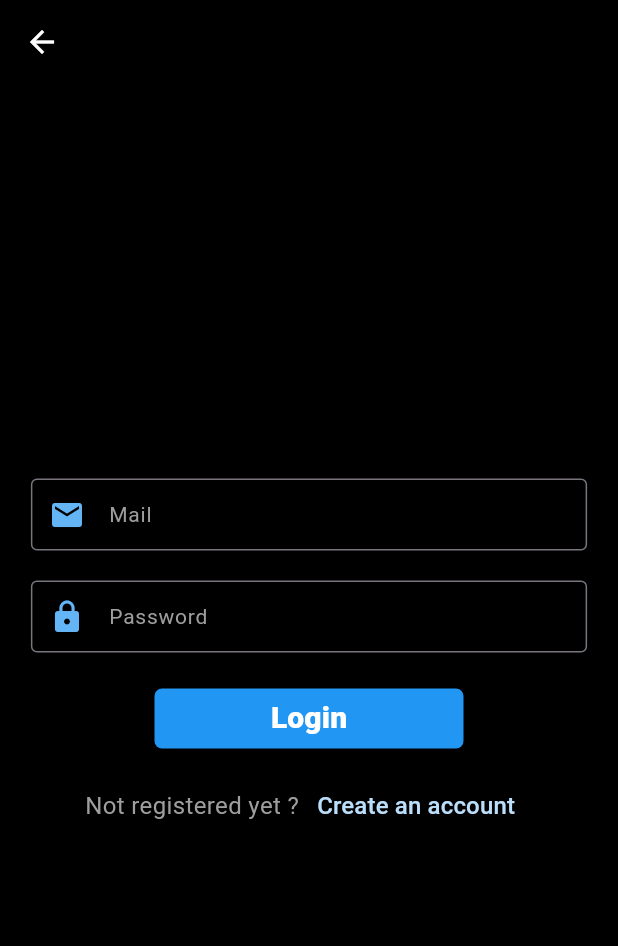
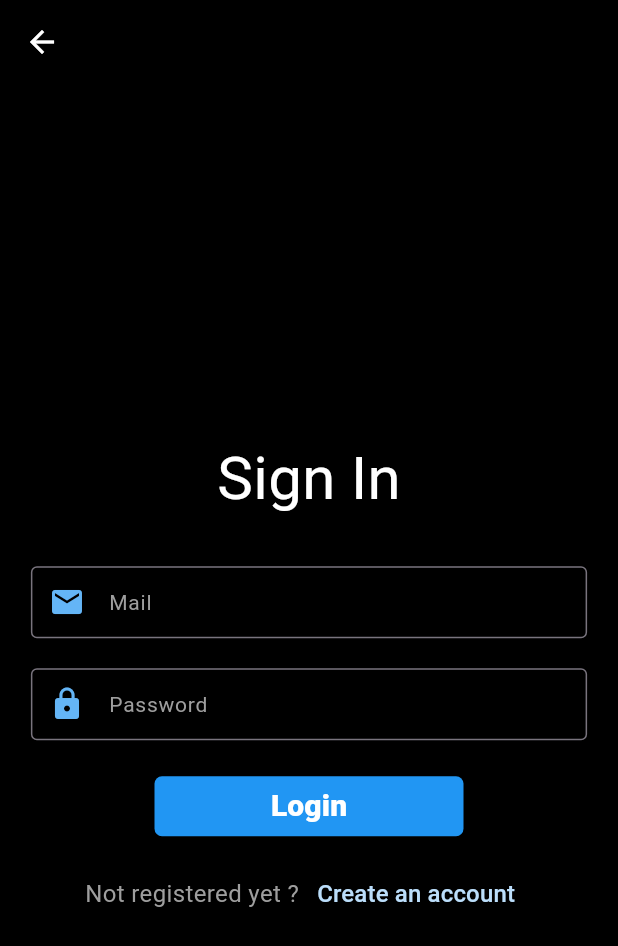
Before and after one commit to NNakreSS/space_voyage, a Flutter app: the screen it shows after launch, after a tap on "Sign In", on a phone screen of 412 x 824 dp. Shown: the top 946 px of the screen. Run offline on Flutter 3.47's test engine with Material 3 defaults, Android fonts, the phone set to English and light mode, and no system bars; our stand-ins replace cached_network_image, cloud_firestore, firebase_auth, firebase_core, flutter_animate, flutter_dotenv and 2 more; missing offline and left inert: flutter_file_downloader, model_viewer_plus; accounts and stored records are empty; network calls fail.

Commit message:
add components for textFormFields

```diff
--- /dev/null
+++ b/lib/components/text_field.dart
@@ -0,0 +1,35 @@
+import 'package:flutter/material.dart';
+
+class CustomTextFormField extends StatelessWidget {
+  final TextEditingController controller;
+  final String labelText;
+  final IconData icon;
+
+  const CustomTextFormField(
+      {Key? key,
+      required this.controller,
+      required this.labelText,
+      required this.icon})
+      : super(key: key);
+
+  @override
+  Widget build(BuildContext context) => TextFormField(
+        style: const TextStyle(color: Colors.white),
+        cursorColor: Colors.grey,
+        controller: controller,
+        decoration: InputDecoration(
+          labelText: labelText,
+          labelStyle: const TextStyle(color: Colors.grey, fontSize: 14),
+          floatingLabelStyle:
+              const TextStyle(color: Colors.white, fontSize: 20),
+          prefixIcon: Icon(
+            icon,
+            color: Colors.blue[300],
+          ),
+          contentPadding: const EdgeInsets.symmetric(horizontal: 10.0),
+          border: const OutlineInputBorder(),
+          focusedBorder: OutlineInputBorder(
+              borderSide: BorderSide(color: Colors.blue[300]!)),
+        ),
+      );
+}
--- a/lib/pages/SignPage/sign_in.dart
+++ b/lib/pages/SignPage/sign_in.dart
@@ -1,4 +1,5 @@
 import 'package:flutter/material.dart';
+import 'package:space_voyage/components/text_field.dart';
 import 'package:space_voyage/pages/SignPage/sign_up.dart';
 import 'package:space_voyage/services/auth_service.dart';
 
@@ -10,12 +11,12 @@ class SignInPage extends StatefulWidget {
 }
 
 class _SignInPageState extends State<SignInPage> {
-  final TextEditingController _usernameController = TextEditingController();
+  final TextEditingController _usermailController = TextEditingController();
   final TextEditingController _passwordController = TextEditingController();
 
   @override
   void dispose() {
-    _usernameController.dispose();
+    _usermailController.dispose();
     _passwordController.dispose();
     super.dispose();
   }
@@ -30,55 +31,28 @@ class _SignInPageState extends State<SignInPage> {
           child: Column(
             mainAxisAlignment: MainAxisAlignment.center,
             children: <Widget>[
+              Container(
+                margin: const EdgeInsets.all(30),
+                child: const Text(
+                  "Sign In",
+                  style: TextStyle(fontSize: 40, color: Colors.white),
+                ),
+              ),
               SizedBox(
                 width: MediaQuery.of(context).size.width * 0.9,
-                child: TextFormField(
-                  style: const TextStyle(color: Colors.white),
-                  cursorColor: Colors.grey,
-                  controller: _usernameController,
-                  decoration: InputDecoration(
-                    labelText: 'Mail',
-                    labelStyle:
-                        const TextStyle(color: Colors.grey, fontSize: 14),
-                    floatingLabelStyle:
-                        const TextStyle(color: Colors.white, fontSize: 20),
-                    prefixIcon: Icon(
-                      Icons.email,
-                      color: Colors.blue[300],
-                    ),
-                    contentPadding:
-                        const EdgeInsets.symmetric(horizontal: 10.0),
-                    border: const OutlineInputBorder(),
-                    focusedBorder: OutlineInputBorder(
-                        borderSide: BorderSide(color: Colors.blue[300]!)),
-                  ),
+                child: CustomTextFormField(
+                  controller: _usermailController,
+                  labelText: "Mail",
+                  icon: Icons.mail,
                 ),
               ),
               const SizedBox(height: 20.0),
               SizedBox(
                 width: MediaQuery.of(context).size.width * 0.9,
-                child: TextFormField(
-                  style: const TextStyle(color: Colors.white),
-                  cursorColor: Colors.grey,
+                child: CustomTextFormField(
                   controller: _passwordController,
-                  obscureText: true,
-                  decoration: InputDecoration(
-                    labelText: 'Password',
-                    labelStyle:
-                        const TextStyle(color: Colors.grey, fontSize: 14),
-                    floatingLabelStyle:
-                        const TextStyle(color: Colors.white, fontSize: 20),
-                    prefixIcon: Icon(
-                      Icons.lock,
-                      color: Colors.blue[300],
-                    ),
-                    contentPadding:
-                        const EdgeInsets.symmetric(horizontal: 10.0),
-                    border: const OutlineInputBorder(
-                        borderSide: BorderSide(color: Colors.blue)),
-                    focusedBorder: OutlineInputBorder(
-                        borderSide: BorderSide(color: Colors.blue[300]!)),
-                  ),
+                  labelText: "Password",
+                  icon: Icons.lock,
                 ),
               ),
               const SizedBox(height: 20.0),
@@ -91,7 +65,7 @@ class _SignInPageState extends State<SignInPage> {
                   backgroundColor: Colors.blue,
                 ),
                 onPressed: () async {
-                  final email = _usernameController.text;
+                  final email = _usermailController.text;
                   final password = _passwordController.text;
                   AuthService().signIn(email: email, password: password);
                 },
```
Also changed, not shown: lib/pages/SignPage/sign_up.dart (+13 -78 lines).
